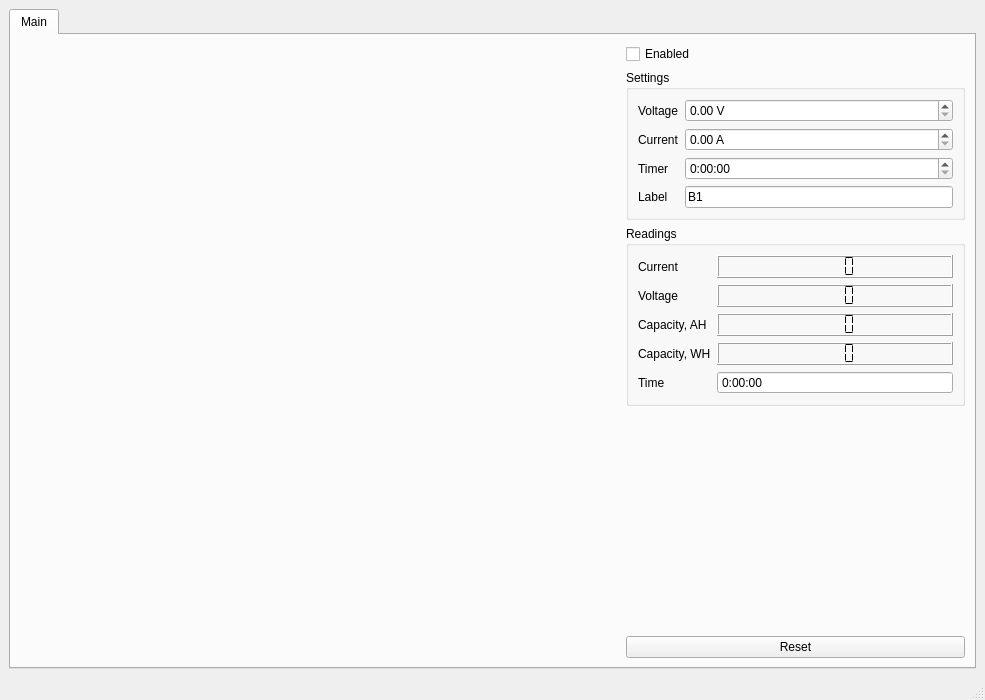
Before: the Qt Designer form gui/main.ui in misdoro/Electronic_load_px100, drawn with Qt 5.
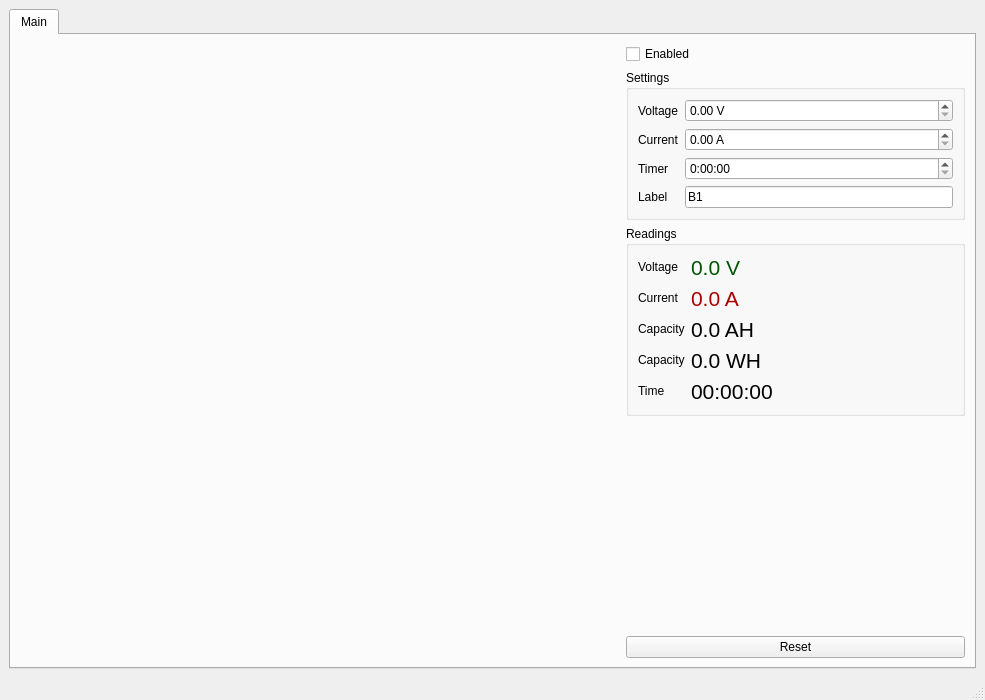
After: the same form once the commit is applied.

Commit message: Use labels for readings display

The edit to the form file:
```diff
--- a/gui/main.ui
+++ b/gui/main.ui
@@ -211,71 +211,162 @@
              <item row="0" column="0">
               <widget class="QLabel" name="label_3">
                <property name="text">
-                <string>Current</string>
+                <string>Voltage</string>
                </property>
               </widget>
              </item>
              <item row="0" column="1">
-              <widget class="QLCDNumber" name="readCurrent">
-               <property name="digitCount">
-                <number>4</number>
+              <widget class="QLabel" name="readVoltage">
+               <property name="palette">
+                <palette>
+                 <active>
+                  <colorrole role="WindowText">
+                   <brush brushstyle="SolidPattern">
+                    <color alpha="255">
+                     <red>0</red>
+                     <green>85</green>
+                     <blue>0</blue>
+                    </color>
+                   </brush>
+                  </colorrole>
+                 </active>
+                 <inactive>
+                  <colorrole role="WindowText">
+                   <brush brushstyle="SolidPattern">
+                    <color alpha="255">
+                     <red>0</red>
+                     <green>85</green>
+                     <blue>0</blue>
+                    </color>
+                   </brush>
+                  </colorrole>
+                 </inactive>
+                 <disabled>
+                  <colorrole role="WindowText">
+                   <brush brushstyle="SolidPattern">
+                    <color alpha="255">
+                     <red>160</red>
+                     <green>162</green>
+                     <blue>162</blue>
+                    </color>
+                   </brush>
+                  </colorrole>
+                 </disabled>
+                </palette>
                </property>
-               <property name="segmentStyle">
-                <enum>QLCDNumber::Flat</enum>
+               <property name="font">
+                <font>
+                 <pointsize>16</pointsize>
+                </font>
+               </property>
+               <property name="text">
+                <string>0.0 V</string>
                </property>
               </widget>
              </item>
              <item row="1" column="0">
               <widget class="QLabel" name="label_4">
                <property name="text">
-                <string>Voltage</string>
+                <string>Current</string>
                </property>
               </widget>
              </item>
              <item row="1" column="1">
-              <widget class="QLCDNumber" name="readVoltage">
-               <property name="smallDecimalPoint">
-                <bool>false</bool>
+              <widget class="QLabel" name="readCurrent">
+               <property name="palette">
+                <palette>
+                 <active>
+                  <colorrole role="WindowText">
+                   <brush brushstyle="SolidPattern">
+                    <color alpha="255">
+                     <red>170</red>
+                     <green>0</green>
+                     <blue>0</blue>
+                    </color>
+                   </brush>
+                  </colorrole>
+                 </active>
+                 <inactive>
+                  <colorrole role="WindowText">
+                   <brush brushstyle="SolidPattern">
+                    <color alpha="255">
+                     <red>170</red>
+                     <green>0</green>
+                     <blue>0</blue>
+                    </color>
+                   </brush>
+                  </colorrole>
+                 </inactive>
+                 <disabled>
+                  <colorrole role="WindowText">
+                   <brush brushstyle="SolidPattern">
+                    <color alpha="255">
+                     <red>160</red>
+                     <green>162</green>
+                     <blue>162</blue>
+                    </color>
+                   </brush>
+                  </colorrole>
+                 </disabled>
+                </palette>
                </property>
-               <property name="digitCount">
-                <number>4</number>
+               <property name="font">
+                <font>
+                 <pointsize>16</pointsize>
+                </font>
                </property>
-               <property name="segmentStyle">
-                <enum>QLCDNumber::Flat</enum>
+               <property name="text">
+                <string>0.0 A</string>
+               </property>
+              </widget>
+             </item>
+             <item row="2" column="1">
+              <widget class="QLabel" name="readCapAH">
+               <property name="font">
+                <font>
+                 <pointsize>16</pointsize>
+                </font>
+               </property>
+               <property name="text">
+                <string>0.0 AH</string>
                </property>
               </widget>
              </item>
              <item row="2" column="0">
               <widget class="QLabel" name="label_5">
                <property name="text">
-                <string>Capacity, AH</string>
-               </property>
-              </widget>
-             </item>
-             <item row="2" column="1">
-              <widget class="QLCDNumber" name="readCapAH">
-               <property name="digitCount">
-                <number>4</number>
-               </property>
-               <property name="segmentStyle">
-                <enum>QLCDNumber::Flat</enum>
+                <string>Capacity</string>
                </property>
               </widget>
              </item>
              <item row="3" column="0">
               <widget class="QLabel" name="label_6">
                <property name="text">
-                <string>Capacity, WH</string>
+                <string>Capacity</string>
                </property>
               </widget>
              </item>
              <item row="3" column="1">
-              <widget class="QLCDNumber" name="readCapWH">
-               <property name="digitCount">
-                <number>4</number>
+              <widget class="QLabel" name="readCapWH">
+               <property name="font">
+                <font>
+                 <pointsize>16</pointsize>
+                </font>
                </property>
-               <property name="segmentStyle">
-                <enum>QLCDNumber::Flat</enum>
+               <property name="text">
+                <string>0.0 WH</string>
+               </property>
+              </widget>
+             </item>
+             <item row="4" column="1">
+              <widget class="QLabel" name="readTime">
+               <property name="font">
+                <font>
+                 <pointsize>16</pointsize>
+                </font>
+               </property>
+               <property name="text">
+                <string>00:00:00</string>
                </property>
               </widget>
              </item>
@@ -286,25 +377,6 @@
                </property>
               </widget>
              </item>
-             <item row="4" column="1">
-              <widget class="QTimeEdit" name="readTime">
-               <property name="enabled">
-                <bool>true</bool>
-               </property>
-               <property name="readOnly">
-                <bool>true</bool>
-               </property>
-               <property name="buttonSymbols">
-                <enum>QAbstractSpinBox::NoButtons</enum>
-               </property>
-               <property name="currentSection">
-                <enum>QDateTimeEdit::MinuteSection</enum>
-               </property>
-               <property name="displayFormat">
-                <string>h:mm:ss</string>
-               </property>
-              </widget>
-             </item>
             </layout>
            </widget>
           </item>
```
Left out of the diff: 2 changed lines with no effect on the pictures. The commit also changes 1 other file.
